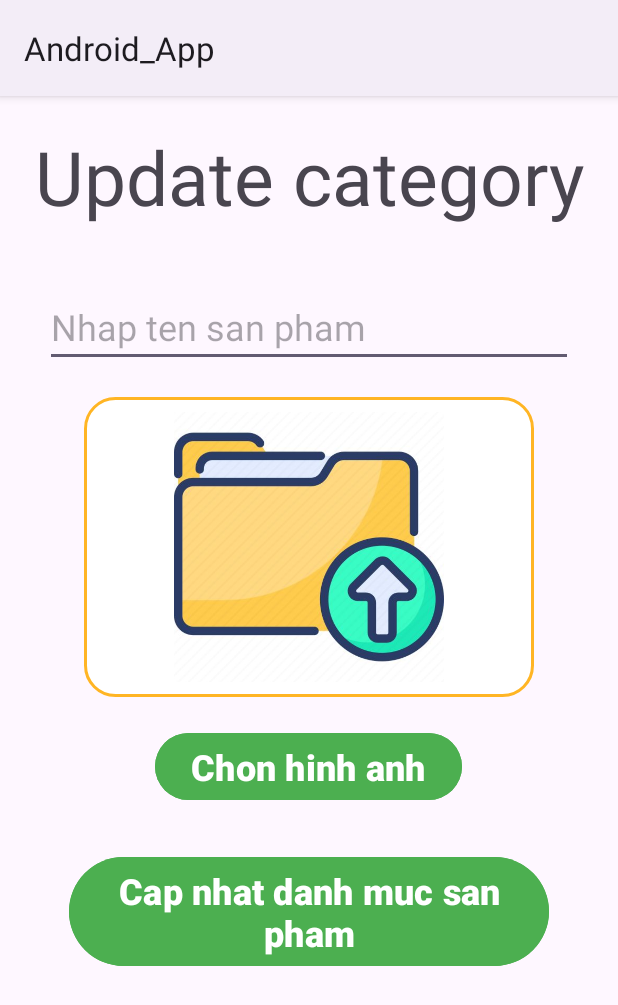
After one commit to Hua-Kieu-Lam/Android_App, an Android app: the CategoryUpdateActivity screen opened directly, with no data from a screen before it, on a phone screen of 412 x 824 dp. The commit adds this screen. Shown: the top 1005 px of the screen. Run offline under Robolectric (Android 15) with nearby library versions, the phone set to English and light mode, and no system bars; our stand-ins replace Firebase (no records; nobody signed in at launch, a user with empty details on screens opened directly).

Commit message:
finished crud category

```diff
--- /dev/null
+++ b/app/src/main/java/com/example/android_app/CategoryUpdateActivity.java
@@ -0,0 +1,147 @@
+package com.example.android_app;
+
+import android.content.Intent;
+import android.net.Uri;
+import android.os.Bundle;
+import android.view.View;
+import android.widget.Toast;
+import androidx.activity.result.ActivityResultLauncher;
+import androidx.activity.result.contract.ActivityResultContracts;
+import androidx.annotation.NonNull;
+import androidx.appcompat.app.AppCompatActivity;
+import com.bumptech.glide.Glide;
+import com.example.android_app.databinding.ActivityCategoryUpdateBinding;
+import com.example.models.Category;
+import com.google.firebase.database.DataSnapshot;
+import com.google.firebase.database.DatabaseError;
+import com.google.firebase.database.DatabaseReference;
+import com.google.firebase.database.FirebaseDatabase;
+import com.google.firebase.database.ValueEventListener;
+import com.google.firebase.storage.FirebaseStorage;
+import com.google.firebase.storage.StorageReference;
+import com.google.firebase.storage.UploadTask;
+
+import java.util.UUID;
+
+public class CategoryUpdateActivity extends AppCompatActivity {
+
+    ActivityCategoryUpdateBinding binding;
+    private DatabaseReference categoryRef;
+    FirebaseDatabase db;
+    FirebaseStorage storage;
+    StorageReference storageRef;
+    Uri imageUri;
+    String categoryId;
+
+    @Override
+    protected void onCreate(Bundle savedInstanceState) {
+        super.onCreate(savedInstanceState);
+        binding=ActivityCategoryUpdateBinding.inflate(getLayoutInflater());
+        db=FirebaseDatabase.getInstance();
+        storage=FirebaseStorage.getInstance();
+        storageRef=storage.getReference();
+
+        setContentView(binding.getRoot());
+        categoryId=getIntent().getStringExtra("CATEGORY_ID");
+        categoryRef=db.getReference("Category");
+
+        loadCategoryData();
+        addEvents();
+    }
+
+    private void loadCategoryData() {
+        categoryRef.child(categoryId).addListenerForSingleValueEvent(new ValueEventListener() {
+            @Override
+            public void onDataChange(@NonNull DataSnapshot snapshot) {
+                Category category = snapshot.getValue(Category.class);
+                if (category != null) {
+                    binding.edtCategoryName.setText(category.getCategoryName());
+
+                    Glide.with(CategoryUpdateActivity.this)
+                            .load(category.getCategoryImg())
+                            .into(binding.imgCategory);
+                }
+            }
+
+            @Override
+            public void onCancelled(@NonNull DatabaseError error) {
+
+            }
+        });
+    }
+
+    private final ActivityResultLauncher<Intent> imagePickerLauncher = registerForActivityResult(
+            new ActivityResultContracts.StartActivityForResult(),
+            result -> {
+                if (result.getResultCode() == RESULT_OK && result.getData() != null) {
+                    imageUri = result.getData().getData();
+                    binding.imgCategory.setImageURI(imageUri);
+                }
+            }
+    );
+    private void addEvents() {
+        binding.btnChooseImage.setOnClickListener(new View.OnClickListener() {
+            @Override
+            public void onClick(View view) {
+                Intent intent=new Intent(Intent.ACTION_PICK, android.provider.MediaStore.Images.Media.EXTERNAL_CONTENT_URI);
+                imagePickerLauncher.launch(intent);
+            }
+        });
+        binding.btnUpdateCategory.setOnClickListener(view -> {
+            String categoryName = binding.edtCategoryName.getText().toString();
+
+            if (categoryName.isEmpty()) {
+                Toast.makeText(CategoryUpdateActivity.this, "Vui lòng nhập đầy đủ thông tin", Toast.LENGTH_SHORT).show();
+                return;
+            }
+
+            try {
+
+                if (imageUri != null) {
+                    String fileName = UUID.randomUUID().toString();
+                    StorageReference imageRef = storageRef.child("images/" + fileName);
+
+                    UploadTask uploadTask = imageRef.putFile(imageUri);
+                    uploadTask.addOnSuccessListener(taskSnapshot -> {
+                        imageRef.getDownloadUrl().addOnSuccessListener(downloadUri -> {
+                            String imageUrl = downloadUri.toString();
+                            updateCategory(imageUrl,categoryName);
+                        });
+                    }).addOnFailureListener(exception -> {
+                        Toast.makeText(CategoryUpdateActivity.this, "Lỗi khi tải hình ảnh lên", Toast.LENGTH_SHORT).show();
+                    });
+                } else {
+                    categoryRef.child(categoryId).addListenerForSingleValueEvent(new ValueEventListener() {
+                        @Override
+                        public void onDataChange(@NonNull DataSnapshot snapshot) {
+                            Category category = snapshot.getValue(Category.class);
+                            if (category != null) {
+                                String currentImageUrl = category.getCategoryImg();
+                                updateCategory(currentImageUrl,categoryName);
+                            }
+                        }
+
+                        @Override
+                        public void onCancelled(@NonNull DatabaseError error) {
+                        }
+                    });
+                }
+
+            } catch (NumberFormatException e) {
+                Toast.makeText(CategoryUpdateActivity.this, "Vui lòng nhập đúng định dạng số", Toast.LENGTH_SHORT).show();
+            }
+        });
+    }
+    private void updateCategory(String categoryName, String imageUrl) {
+        Category updatedCategory = new Category(categoryName, imageUrl);
+
+        categoryRef.child(categoryId).setValue(updatedCategory).addOnCompleteListener(task -> {
+            if (task.isSuccessful()) {
+                Toast.makeText(CategoryUpdateActivity.this, "Cập nhật thành công", Toast.LENGTH_SHORT).show();
+                finish();
+            } else {
+                Toast.makeText(CategoryUpdateActivity.this, "Lỗi khi cập nhật", Toast.LENGTH_SHORT).show();
+            }
+        });
+    }
+}
--- a/app/src/main/java/com/example/models/Category.java
+++ b/app/src/main/java/com/example/models/Category.java
@@ -1,6 +1,8 @@
 package com.example.models;
 
-public class Category {
+import java.io.Serializable;
+
+public class Category implements Serializable {
     private String categoryId;
     private String categoryImg;
     private String categoryName;
--- /dev/null
+++ b/app/src/main/res/layout/activity_category_update.xml
@@ -0,0 +1,83 @@
+<?xml version="1.0" encoding="utf-8"?>
+<LinearLayout xmlns:android="http://schemas.android.com/apk/res/android"
+    xmlns:app="http://schemas.android.com/apk/res-auto"
+    xmlns:tools="http://schemas.android.com/tools"
+    android:id="@+id/main"
+    android:layout_width="match_parent"
+    android:layout_height="match_parent"
+    android:orientation="vertical"
+    tools:context=".CategoryAddActivity">
+
+    <ScrollView
+        android:layout_width="match_parent"
+        android:layout_height="match_parent">
+
+        <LinearLayout
+            android:layout_width="match_parent"
+            android:layout_height="wrap_content"
+            android:orientation="vertical" >
+
+            <TextView
+                android:layout_width="match_parent"
+                android:layout_height="wrap_content"
+                android:layout_marginTop="20dp"
+                android:layout_marginBottom="20dp"
+                android:text="Update category"
+                android:textAlignment="center"
+                android:textSize="50sp" />
+
+            <EditText
+                android:id="@+id/edtCategoryName"
+
+                android:layout_width="match_parent"
+                android:layout_height="wrap_content"
+                android:layout_marginStart="30dp"
+                android:layout_marginTop="20dp"
+                android:layout_marginEnd="30dp"
+                android:hint="Nhap ten san pham"
+                android:textSize="24sp" />
+
+            <ImageView
+                android:id="@+id/imgCategory"
+                android:layout_width="300dp"
+                android:layout_height="200dp"
+                android:layout_marginStart="30dp"
+                android:layout_marginTop="20dp"
+                android:layout_marginEnd="30dp"
+                android:layout_gravity="center"
+                android:padding="10dp"
+                android:background="@drawable/border_yellow_bg"
+                android:src="@drawable/upload_file"
+                android:scaleType="fitCenter" />
+
+
+            <Button
+                android:id="@+id/btnChooseImage"
+                android:layout_width="wrap_content"
+                android:layout_height="wrap_content"
+                android:layout_gravity="center"
+                android:layout_marginStart="30dp"
+                android:layout_marginTop="20dp"
+                android:layout_marginEnd="30dp"
+                android:backgroundTint="@color/light_green"
+                android:text="Chon hinh anh"
+                android:textSize="24sp"
+                android:textStyle="bold" />
+
+            <Button
+                android:id="@+id/btnUpdateCategory"
+                android:layout_width="wrap_content"
+                android:layout_height="wrap_content"
+                android:layout_gravity="center"
+                android:layout_marginStart="30dp"
+                android:layout_marginTop="30dp"
+                android:layout_marginBottom="30dp"
+                android:layout_marginEnd="30dp"
+                android:backgroundTint="@color/light_green"
+                android:text="Cap nhat danh muc san pham"
+                android:textSize="24sp"
+                android:textStyle="bold" />
+        </LinearLayout>
+    </ScrollView>
+
+</LinearLayout>
--- a/app/src/main/res/layout/admin_category_item.xml
+++ b/app/src/main/res/layout/admin_category_item.xml
@@ -48,7 +48,7 @@
         app:layout_constraintTop_toTopOf="parent">
 
         <ImageView
-            android:id="@+id/imvEdit"
+            android:id="@+id/imvUpdate"
             android:layout_width="50dp"
             android:layout_height="50dp"
             android:src="@drawable/edit"
```
Also changed, not shown: app/src/main/AndroidManifest.xml (+5 -2 lines), app/src/main/java/com/example/adapters/AdminCategoryAdapter.java (+12 -0 lines).
